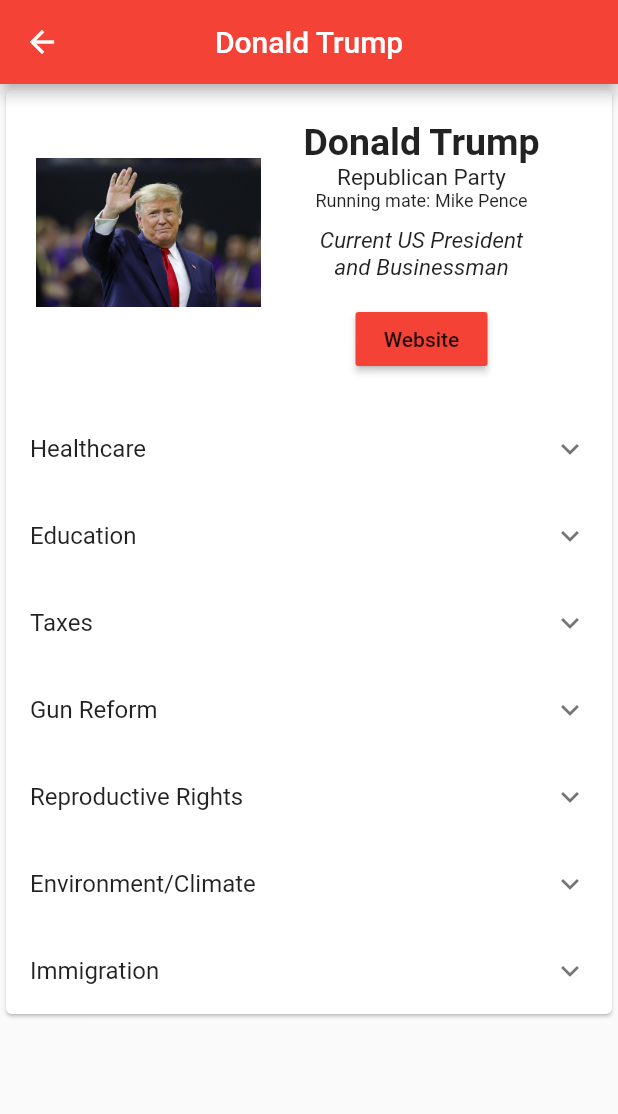
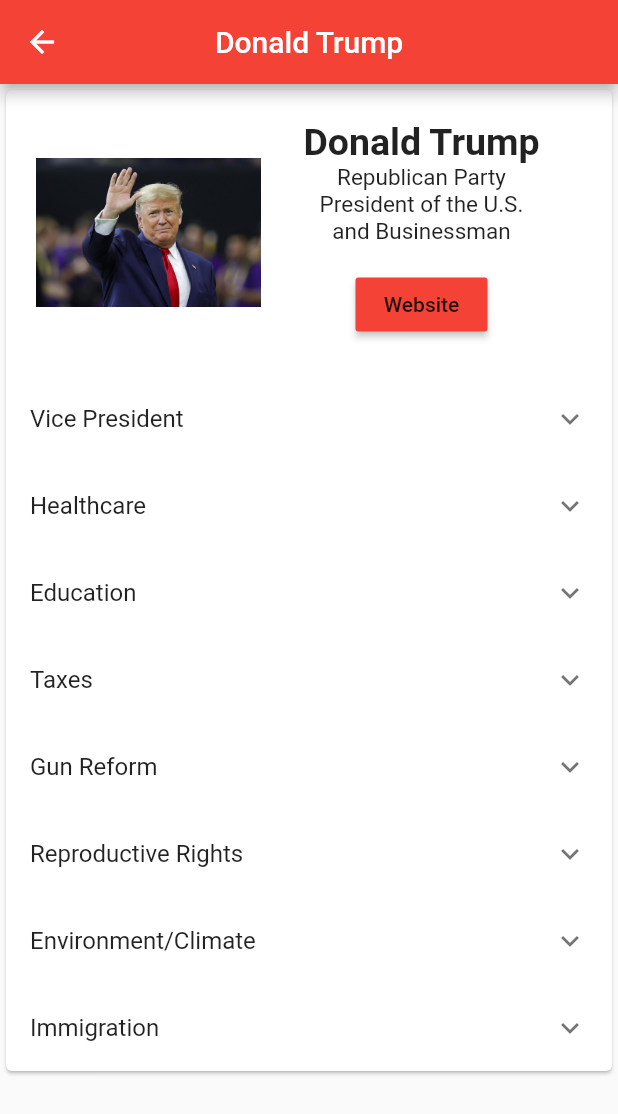
Before and after one commit to jxin31415/Electoral_College, a Flutter app: the Trump screen opened directly, on a phone screen of 412 x 824 dp. Shown: the top 1114 px of the screen. Run offline on Flutter 3.47's test engine with Material 2 defaults, Android fonts, the phone set to English and light mode, and no system bars; our stand-ins replace flutter_local_notifications, google_maps_flutter; missing offline and left inert: flutter_google_places, geocoder, google_maps_webservice.

Commit message:
Update Trump.dart

```diff
--- a/lib/candidateList/Trump.dart
+++ b/lib/candidateList/Trump.dart
@@ -42,7 +42,7 @@ class Trump extends StatelessWidget {
                             ),
                           ],
                         ),
-                        Expanded(child: Center(
+                        Expanded(
                           child: Column(
                             children: <Widget>[
                               Text(
@@ -61,18 +61,9 @@ class Trump extends StatelessWidget {
                                 softWrap: true,
                               ),
                               Text(
-                                'Running mate: Mike Pence',
-                                style: TextStyle(
-                                  fontSize: 12.0,
-                                ),
-                                softWrap: true,
-                              ),
-                              SizedBox(height:10),
-                              Text(
-                                'Current US President',
+                                'President of the U.S.',
                                 style: TextStyle(
                                   fontSize: 15.0,
-                                  fontStyle: FontStyle.italic,
                                 ),
                                 softWrap: true,
                               ),
@@ -80,11 +71,10 @@ class Trump extends StatelessWidget {
                                 'and Businessman',
                                 style: TextStyle(
                                   fontSize: 15.0,
-                                  fontStyle: FontStyle.italic,
                                 ),
                                 softWrap: true,
                               ),
-                              SizedBox(height: 15),
+                              Text(""),
                               RaisedButton(
                                   child: Text("Website"),
                                   color: Colors.red,
@@ -95,7 +85,10 @@ class Trump extends StatelessWidget {
                               ),
                             ],
                           ),
-                        ),),
+
+                        ),
+
+
                       ],
                     ),
                   ),
@@ -103,13 +96,35 @@ class Trump extends StatelessWidget {
                     crossAxisAlignment: CrossAxisAlignment.start,
                     children: <Widget>[
                       ExpansionTile(
+                        title: Text("Vice President"),
+                        children: <Widget>[
+                          Column(
+                              children: <Widget>[
+                                Padding(
+                                  padding: EdgeInsets.all(10.0),
+                                  child: Text("Trump's vice president is Michael R. Pence. Prior to becoming vice president, Pence was a member of the U.S. House of Representatives for Indiana from 2001 to 2013 and served as the 50th governor of Indiana from 2013 to 2017. In addition, he served as the Chairman of the House Republican Study Committee and House Republican Conference Chairman."),
+                                )
+                              ]
+                          ),
+                          RaisedButton(
+                              child: Text("Read More"),
+                              color: Colors.red,
+                              splashColor: Colors.redAccent,
+                              onPressed: () {
+                                _launchURL(
+                                    "https://www.whitehouse.gov/people/mike-pence/");
+                              }
+                          ),
+                        ],
+                      ),
+                      ExpansionTile(
                         title: Text("Healthcare"),
                         children: <Widget>[
                           Column(
                               children: <Widget>[
                                 Padding(
                                   padding: EdgeInsets.all(10.0),
-                                  child: Text("Trump pledges to undermine the Affordable Care Act and replace it during his second term. Trump requires that immigrant-visa applicants be able to obtain health insurance. He also declared the opioid crisis a nationwide public emergency, providing \$900 million in funds to overcome the crisis, and reduced the cost of prescription drugs."),
+                                  child: Text("Trump pledges to undermine the Affordable Care Act and replace it after the 2020 elections. Moreover, Trump requires that immigrant-visa applicants have the means to obtain health insurance. During his presidency, he declared the opioid crisis a public nationwide emergency and provided \$900 million in funding to overcome the opioid crisis and reduced the cost of prescription drugs."),
                                 )
                               ]
                           ),
@@ -140,7 +155,7 @@ class Trump extends StatelessWidget {
                               children: <Widget>[
                                 Padding(
                                   padding: EdgeInsets.all(10.0),
-                                  child: Text("Trump's administration sought to decline access of information from the Consumer Financial Protection Bureau for federal student loan services. He also proposed budgets to prioritize public and private school choice and raise federal charter school grants."),
+                                  child: Text("Trump’s administration requested for the federal student loan services to decline access of information from the Consumer Financial Protection Bureau. Trump also proposed budgets to make public and private school choice a priority and seeks to raise federal charter school grants. "),
                                 )
                               ]
                           ),
@@ -171,7 +186,7 @@ class Trump extends StatelessWidget {
                               children: <Widget>[
                                 Padding(
                                   padding: EdgeInsets.all(10.0),
-                                  child: Text("Under Trump's administration, Congress passed tax cuts and relief for 82% of the middle class through the Tax Cuts and Jobs Act. He also cut taxes for small businesses by 20%. By reducing taxes for more than 500 companies, these companies were able to provide bonuses."),
+                                  child: Text("Under Trump’s presidency, Congress passed tax cuts and relief for 82% of middle-class families through “The Tax Cuts and Jobs Act”. In addition, he cut taxes for small businesses by 20%. By alleviating the tax burden for 500+ companies, the companies were able to fund bonuses."),
                                 )
                               ]
                           ),
@@ -193,7 +208,7 @@ class Trump extends StatelessWidget {
                               children: <Widget>[
                                 Padding(
                                   padding: EdgeInsets.all(10.0),
-                                  child: Text("Trump's goal is to create tools that can detect potential mass shooters online. He seeks to end the 'glorification of violence' in video games, reform mental health legislation, create red flag laws, and create a fast-tracking death penalties for extreme criminals -- terrorists and mass murderers."),
+                                  child: Text("Trump aims to devise tools to detect potential mass shooters online, call an end to the 'glorification of violence' in video games, reform mental health laws, legistlate red flag laws, and establish a fast-tracking death penalty for terrorists and mass murderers."),
                                 )
                               ]
                           ),
@@ -214,7 +229,7 @@ class Trump extends StatelessWidget {
                               children: <Widget>[
                                 Padding(
                                   padding: EdgeInsets.all(10.0),
-                                  child: Text("Trump created legislature limiting access to safe abortions for women. His Global Gag Rule demanded that US health care services abroad refuse to provide abortion services and refuse to refer to abortion as a safe family-planning method."),
+                                  child: Text("Trump imposed a policy restricting access to safe abortion services for women. Trump’s Global Gag Rule demands that American international health care services abroad no longer spend their own money to provide legal abortion services, or even give out information that refers to safe abortion as a “method of family planning”. "),
                                 )
                               ]
                           ),
@@ -235,7 +250,7 @@ class Trump extends StatelessWidget {
                               children: <Widget>[
                                 Padding(
                                   padding: EdgeInsets.all(10.0),
-                                  child: Text("During his first term, Trump withdrew the U.S. from the Paris Climate Accord, believing that it was an unfair agreement. He approved construction of the Keystone XL and Dakota Access pipelines, generating 42,0000 jobs. However, he also repealed the Clean Power Plan, which is estimated to raise energy costs up to \$1 million. Trump also signed an executive order increasing leases for offshore drilling."),
+                                  child: Text("During his presidency, Trump withdrew the U.S. from the Paris Climate Accord, believing that it was an unfair agreement. He approved the construction of the  Keystone XL and Dakota Access pipelines, which generated 42.000 jobs and repealed from the Clean Power Plan, estimated to increase energy costs to up to a million. Trump signed an executive order to increase the leases of offshore drilling. "),
                                 )
                               ]
                           ),
@@ -257,7 +272,7 @@ class Trump extends StatelessWidget {
                               children: <Widget>[
                                 Padding(
                                   padding: EdgeInsets.all(10.0),
-                                  child: Text("During his presidency Trump sought to build the southern border wall, end the DACA program, and implement strict immigration restrictions in order to lower illegal immigration as stated in his \"zero-tolerance\" policy. He banned travel from several Muslim countries and called a national emergency to gather funding to build the Mexican border wall."),
+                                  child: Text("During his presidency, Trump aspired to build the southern border wall, discontinue the DACA program,  and implement strict immigration restrictions to limit illegal immigration into the country as stated in his “zero-tolerance” policy. He established a travel ban on several Muslim countries and called a national emergency to gather federal funding to build the southern border wall. "),
                                 )
                               ]
                           ),
@@ -281,5 +296,6 @@ class Trump extends StatelessWidget {
           ],
         ),
       );
+
   }
 }
```
Lines whose indentation alone changed are shown as unchanged.
